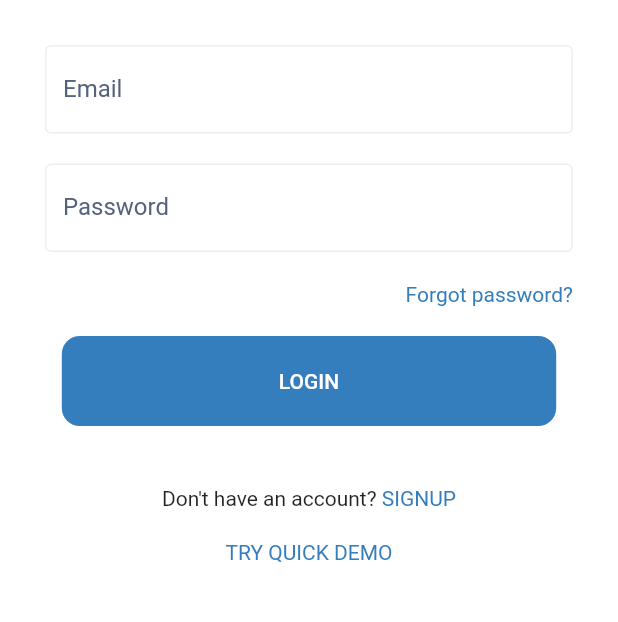
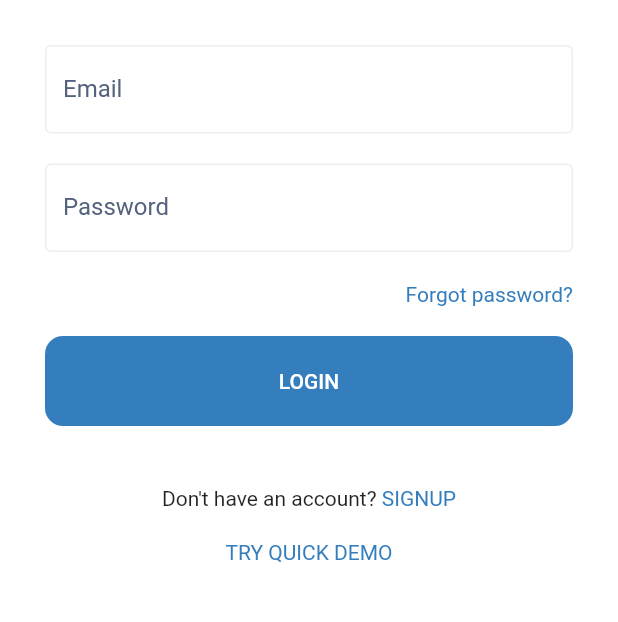
Before and after one commit to pawan-logiciel/Jobprogress_flutter, a Flutter app: the screen it shows after launch, on a phone screen of 412 x 824 dp, the part 267-889 px from its top. Run offline on Flutter 3.47's test engine with Material 2 defaults, Android fonts, the light colour scheme and no system bars.

Commit message:
Changed condition to detect iPad

```diff
--- a/lib/screens/home_screen.dart
+++ b/lib/screens/home_screen.dart
@@ -105,7 +105,7 @@ class LoginScreenWidget extends StatelessWidget {
             ),
             Container(
               height: 60,
-              width: SizeConfig.screenWidth * 0.80,
+              width: SizeConfig.screenWidth,
               decoration: BoxDecoration(
                 borderRadius: BorderRadius.circular(12),
                 color: Color.fromRGBO(53, 126, 189, 1),
--- a/lib/size_config.dart
+++ b/lib/size_config.dart
@@ -23,7 +23,9 @@ class SizeConfig {
       isMobilePortrait = false;
     }
     print(screenWidth);
-    if(screenWidth >= 768) isIpad = true;
+    print(screenHeight);
+
+    if((orientation == Orientation.portrait && screenWidth >= 768) || (orientation != Orientation.portrait && screenHeight >= 768)) isIpad = true;
 
     print("isIpad $isIpad");
     print("isPortrait $isPortrait");
```
